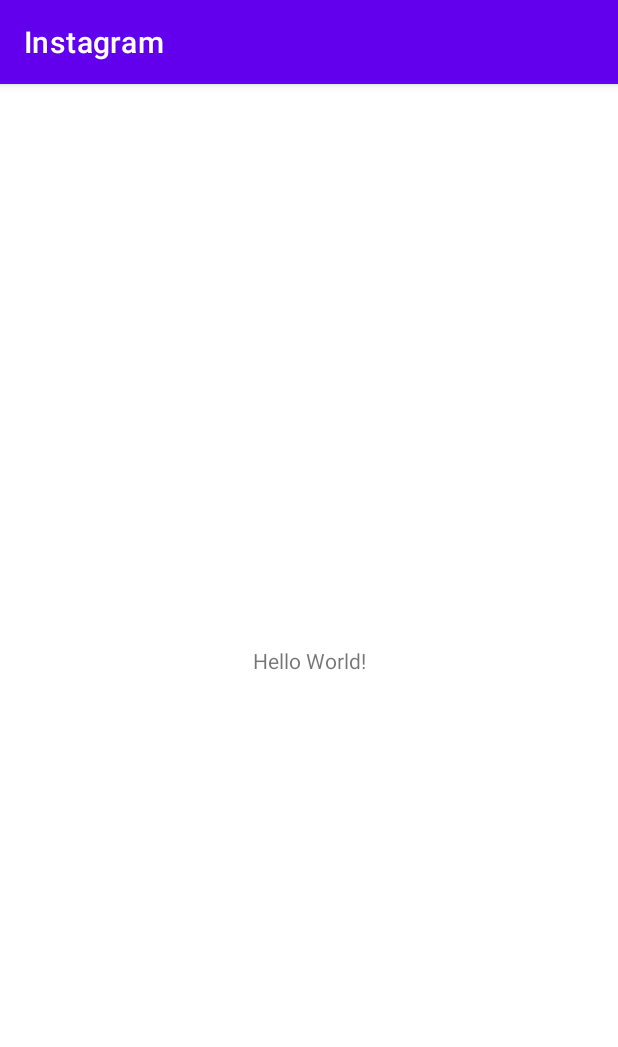
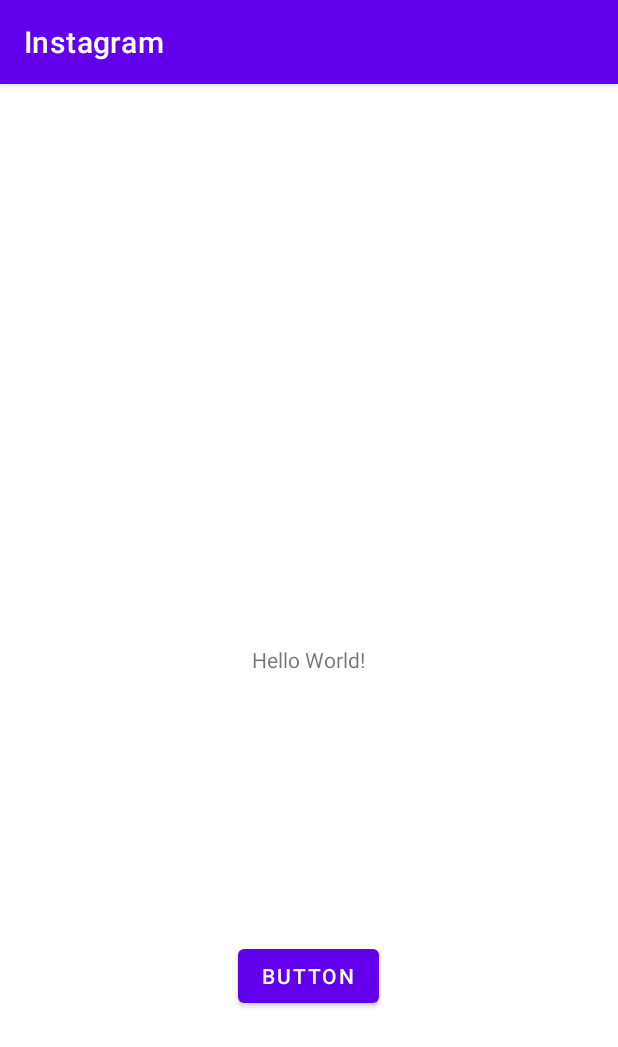
Before and after one commit to mollyxu/Instagram, an Android app: the MainActivity screen opened directly, with no data from a screen before it, on a phone screen of 412 x 824 dp. Shown: the top 1047 px of the screen. Run offline under Robolectric (Android 15) with nearby library versions, the phone set to English and light mode, and no system bars; libraries missing offline, so code that uses them is left out: com.parse.

```diff
--- a/app/src/main/java/com/example/instagram/LoginActivity.java
+++ b/app/src/main/java/com/example/instagram/LoginActivity.java
@@ -25,6 +25,10 @@ public class LoginActivity extends AppCompatActivity {
     protected void onCreate(Bundle savedInstanceState) {
         super.onCreate(savedInstanceState);
         setContentView(R.layout.activity_login);
+
+        if (ParseUser.getCurrentUser() != null) {
+            goMainActivity();
+        }
 
         etUsername = findViewById(R.id.etUsername);
         etPassword = findViewById(R.id.etPassword);
--- a/app/src/main/res/layout/activity_main.xml
+++ b/app/src/main/res/layout/activity_main.xml
@@ -1,5 +1,5 @@
 <?xml version="1.0" encoding="utf-8"?>
-<androidx.constraintlayout.widget.ConstraintLayout xmlns:android="http://schemas.android.com/apk/res/android"
+<RelativeLayout xmlns:android="http://schemas.android.com/apk/res/android"
     xmlns:app="http://schemas.android.com/apk/res-auto"
     xmlns:tools="http://schemas.android.com/tools"
     android:layout_width="match_parent"
@@ -9,10 +9,24 @@
     <TextView
         android:layout_width="wrap_content"
         android:layout_height="wrap_content"
+        android:layout_centerInParent="true"
         android:text="Hello World!"
         app:layout_constraintBottom_toBottomOf="parent"
         app:layout_constraintEnd_toEndOf="parent"
         app:layout_constraintStart_toStartOf="parent"
         app:layout_constraintTop_toTopOf="parent" />
 
-</androidx.constraintlayout.widget.ConstraintLayout>
+    <Button
+        android:id="@+id/btnLogout"
+        android:layout_width="wrap_content"
+        android:layout_height="wrap_content"
+        android:layout_alignParentBottom="true"
+        android:layout_centerHorizontal="true"
+        android:layout_marginBottom="149dp"
+        android:onClick="onLogoutButton"
+        android:text="Button"
+        app:layout_constraintEnd_toEndOf="parent"
+        app:layout_constraintStart_toStartOf="parent"
+        tools:layout_editor_absoluteY="561dp" />
+
+</RelativeLayout>
```
Also changed, not shown: app/src/main/java/com/example/instagram/MainActivity.java (+15 -0 lines).
